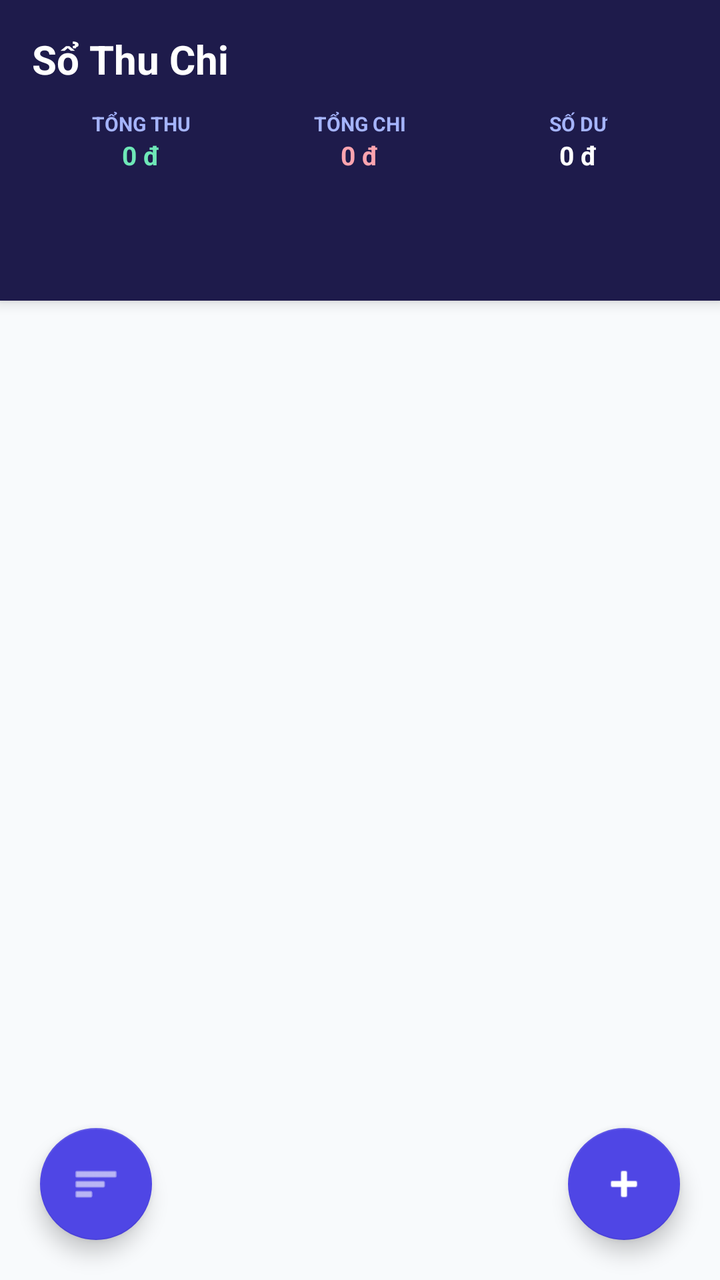
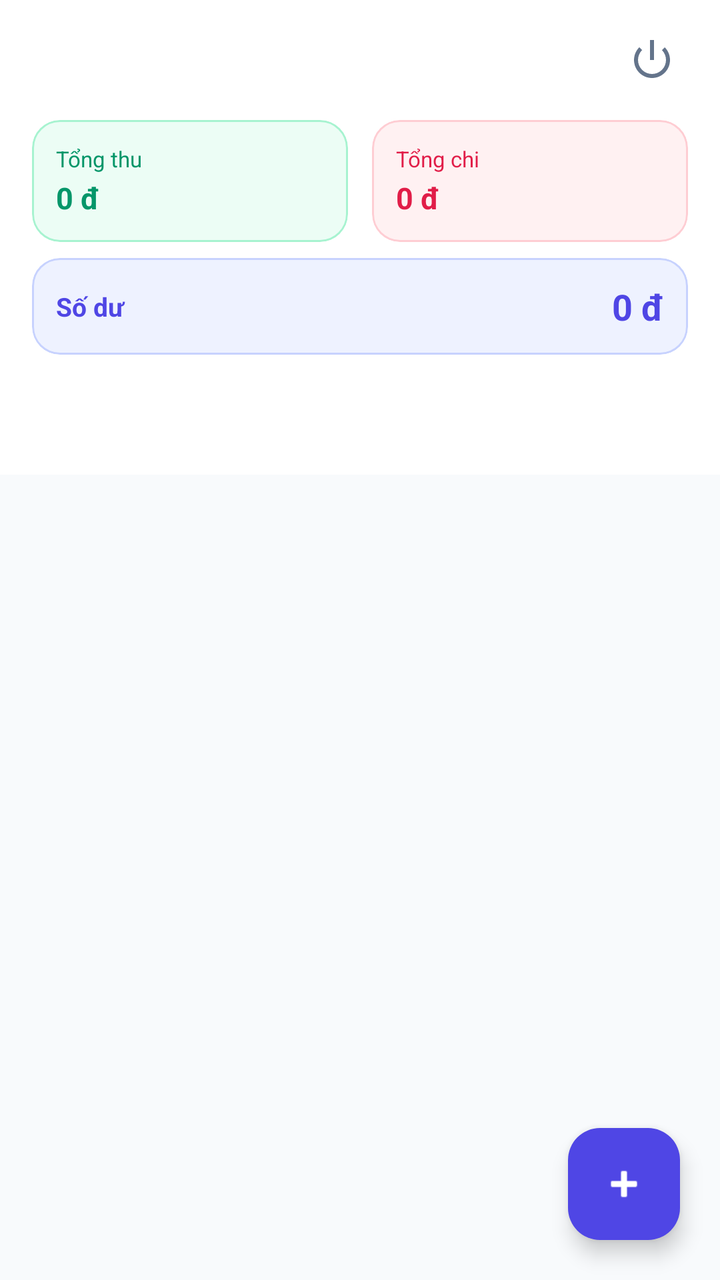

The first picture is an Android layout as it rendered before a commit; the second is the same layout after the commit. The layout source and the unified diff follow.
<!-- AndroidManifest.xml: application theme Theme.SoThuChi -->
<!-- res/layout/activity_main.xml -->
<?xml version="1.0" encoding="utf-8"?>
<androidx.coordinatorlayout.widget.CoordinatorLayout
    xmlns:android="http://schemas.android.com/apk/res/android"
    xmlns:app="http://schemas.android.com/apk/res-auto"
    android:layout_width="match_parent"
    android:layout_height="match_parent"
    android:background="#f8fafc">

    <com.google.android.material.appbar.AppBarLayout
        android:layout_width="match_parent"
        android:layout_height="wrap_content"
        android:background="#1e1b4b"
        android:theme="@style/ThemeOverlay.MaterialComponents.Dark.ActionBar">

        <LinearLayout
            android:layout_width="match_parent"
            android:layout_height="wrap_content"
            android:orientation="vertical"
            android:padding="16dp">

            <TextView
                android:layout_width="wrap_content"
                android:layout_height="wrap_content"
                android:text="Sổ Thu Chi"
                android:textColor="#ffffff"
                android:textSize="20sp"
                android:textStyle="bold" />

            <LinearLayout
                android:layout_width="match_parent"
                android:layout_height="wrap_content"
                android:layout_marginTop="12dp"
                android:orientation="horizontal"
                android:weightSum="3">

                <LinearLayout
                    android:layout_width="0dp"
                    android:layout_height="wrap_content"
                    android:layout_weight="1"
                    android:orientation="vertical"
                    android:gravity="center">
                    <TextView
                        android:layout_width="wrap_content"
                        android:layout_height="wrap_content"
                        android:text="TỔNG THU"
                        android:textColor="#a5b4fc"
                        android:textSize="10sp"
                        android:textStyle="bold" />
                    <TextView
                        android:id="@+id/tv_total_thu"
                        android:layout_width="wrap_content"
                        android:layout_height="wrap_content"
                        android:text="0 đ"
                        android:textColor="#6ee7b7"
                        android:textSize="13sp"
                        android:textStyle="bold"
                        android:maxLines="1"
                        android:ellipsize="end" />
                </LinearLayout>

                <LinearLayout
                    android:layout_width="0dp"
                    android:layout_height="wrap_content"
                    android:layout_weight="1"
                    android:orientation="vertical"
                    android:gravity="center">
                    <TextView
                        android:layout_width="wrap_content"
                        android:layout_height="wrap_content"
                        android:text="TỔNG CHI"
                        android:textColor="#a5b4fc"
                        android:textSize="10sp"
                        android:textStyle="bold" />
                    <TextView
                        android:id="@+id/tv_total_chi"
                        android:layout_width="wrap_content"
                        android:layout_height="wrap_content"
                        android:text="0 đ"
                        android:textColor="#fda4af"
                        android:textSize="13sp"
                        android:textStyle="bold"
                        android:maxLines="1"
                        android:ellipsize="end" />
                </LinearLayout>

                <LinearLayout
                    android:layout_width="0dp"
                    android:layout_height="wrap_content"
                    android:layout_weight="1"
                    android:orientation="vertical"
                    android:gravity="center">
                    <TextView
                        android:layout_width="wrap_content"
                        android:layout_height="wrap_content"
                        android:text="SỐ DƯ"
                        android:textColor="#a5b4fc"
                        android:textSize="10sp"
                        android:textStyle="bold" />
                    <TextView
                        android:id="@+id/tv_balance"
                        android:layout_width="wrap_content"
                        android:layout_height="wrap_content"
                        android:text="0 đ"
                        android:textColor="#ffffff"
                        android:textSize="13sp"
                        android:textStyle="bold"
                        android:maxLines="1"
                        android:ellipsize="end" />
                </LinearLayout>
            </LinearLayout>
        </LinearLayout>

        <com.google.android.material.tabs.TabLayout
            android:id="@+id/tab_layout"
            android:layout_width="match_parent"
            android:layout_height="wrap_content"
            android:background="#1e1b4b"
            app:tabTextColor="#a5b4fc"
            app:tabSelectedTextColor="#ffffff"
            app:tabIndicatorColor="#818cf8"
            app:tabMode="fixed"
            app:tabGravity="fill" />
    </com.google.android.material.appbar.AppBarLayout>

    <androidx.viewpager2.widget.ViewPager2
        android:id="@+id/view_pager"
        android:layout_width="match_parent"
        android:layout_height="match_parent"
        app:layout_behavior="@string/appbar_scrolling_view_behavior" />

    <com.google.android.material.floatingactionbutton.FloatingActionButton
        android:id="@+id/fab_chart"
        android:layout_width="wrap_content"
        android:layout_height="wrap_content"
        android:layout_gravity="bottom|start"
        android:layout_margin="20dp"
        android:src="@android:drawable/ic_menu_sort_by_size"
        android:contentDescription="Biểu đồ"
        app:backgroundTint="#4f46e5"
        app:tint="#ffffff" />

    <com.google.android.material.floatingactionbutton.FloatingActionButton
        android:id="@+id/fab_add"
        android:layout_width="wrap_content"
        android:layout_height="wrap_content"
        android:layout_gravity="bottom|end"
        android:layout_margin="20dp"
        android:src="@android:drawable/ic_input_add"
        android:contentDescription="Thêm"
        app:backgroundTint="#4f46e5"
        app:tint="#ffffff" />

</androidx.coordinatorlayout.widget.CoordinatorLayout>
<!-- resources referenced by this layout -->
<resources>
  <style name="Theme.SoThuChi" parent="Theme.MaterialComponents.DayNight.DarkActionBar">
          <item name="colorPrimary">#4f46e5</item>
          <item name="colorPrimaryVariant">#1e1b4b</item>
          <item name="colorOnPrimary">@android:color/white</item>
          <item name="colorSecondary">#059669</item>
          <item name="colorOnSecondary">@android:color/white</item>
          <item name="android:statusBarColor">#1e1b4b</item>
      </style>
</resources>

<!-- the commit's change to res/layout/activity_main.xml (unified diff, before → after) -->
@@ -4,150 +4,201 @@
     xmlns:app="http://schemas.android.com/apk/res-auto"
     android:layout_width="match_parent"
     android:layout_height="match_parent"
-    android:background="#f8fafc">
+    android:background="@color/bg_main">
 
     <com.google.android.material.appbar.AppBarLayout
         android:layout_width="match_parent"
         android:layout_height="wrap_content"
-        android:background="#1e1b4b"
-        android:theme="@style/ThemeOverlay.MaterialComponents.Dark.ActionBar">
+        android:background="@color/bg_header"
+        app:elevation="0dp">
 
         <LinearLayout
             android:layout_width="match_parent"
             android:layout_height="wrap_content"
             android:orientation="vertical"
-            android:padding="16dp">
-
-            <TextView
-                android:layout_width="wrap_content"
-                android:layout_height="wrap_content"
-                android:text="Sổ Thu Chi"
-                android:textColor="#ffffff"
-                android:textSize="20sp"
-                android:textStyle="bold" />
-
+            android:paddingHorizontal="16dp"
+            android:paddingTop="12dp"
+            android:paddingBottom="8dp">
+
+            
             <LinearLayout
                 android:layout_width="match_parent"
                 android:layout_height="wrap_content"
-                android:layout_marginTop="12dp"
                 android:orientation="horizontal"
-                android:weightSum="3">
+                android:gravity="center_vertical"
+                android:layout_marginBottom="12dp">
+
+                <TextView
+                    android:id="@+id/tvUserEmail"
+                    android:layout_width="0dp"
+                    android:layout_height="wrap_content"
+                    android:layout_weight="1"
+                    android:textSize="13sp"
+                    android:textColor="@color/text_secondary"
+                    android:maxLines="1"
+                    android:ellipsize="end" />
+
+                <ImageButton
+                    android:id="@+id/btnLogout"
+                    android:layout_width="36dp"
+                    android:layout_height="36dp"
+                    android:src="@android:drawable/ic_lock_power_off"
+                    android:background="?attr/selectableItemBackgroundBorderless"
+                    android:contentDescription="@string/logout"
+                    app:tint="@color/text_secondary" />
+            </LinearLayout>
+
+            
+            <LinearLayout
+                android:layout_width="match_parent"
+                android:layout_height="wrap_content"
+                android:orientation="horizontal"
+                android:layout_marginBottom="8dp">
+
+                <com.google.android.material.card.MaterialCardView
+                    android:layout_width="0dp"
+                    android:layout_height="wrap_content"
+                    android:layout_weight="1"
+                    app:cardCornerRadius="14dp"
+                    app:cardElevation="0dp"
+                    app:cardBackgroundColor="@color/income_bg"
+                    app:strokeWidth="1dp"
+                    app:strokeColor="#A7F3D0"
+                    android:layout_marginEnd="6dp">
+
+                    <LinearLayout
+                        android:layout_width="match_parent"
+                        android:layout_height="wrap_content"
+                        android:orientation="vertical"
+                        android:padding="12dp">
+
+                        <TextView
+                            android:layout_width="wrap_content"
+                            android:layout_height="wrap_content"
+                            android:text="@string/tong_thu"
+                            android:textSize="11sp"
+                            android:textColor="@color/income" />
+
+                        <TextView
+                            android:id="@+id/tvTotalIncome"
+                            android:layout_width="wrap_content"
+                            android:layout_height="wrap_content"
+                            android:text="0 đ"
+                            android:textSize="15sp"
+                            android:textStyle="bold"
+                            android:textColor="@color/income"
+                            android:layout_marginTop="2dp" />
+                    </LinearLayout>
+                </com.google.android.material.card.MaterialCardView>
+
+                <com.google.android.material.card.MaterialCardView
+                    android:layout_width="0dp"
+                    android:layout_height="wrap_content"
+                    android:layout_weight="1"
+                    app:cardCornerRadius="14dp"
+                    app:cardElevation="0dp"
+                    app:cardBackgroundColor="@color/expense_bg"
+                    app:strokeWidth="1dp"
+                    app:strokeColor="#FECDD3"
+                    android:layout_marginStart="6dp">
+
+                    <LinearLayout
+                        android:layout_width="match_parent"
+                        android:layout_height="wrap_content"
+                        android:orientation="vertical"
+                        android:padding="12dp">
+
+                        <TextView
+                            android:layout_width="wrap_content"
+                            android:layout_height="wrap_content"
+                            android:text="@string/tong_chi"
+                            android:textSize="11sp"
+                            android:textColor="@color/expense" />
+
+                        <TextView
+                            android:id="@+id/tvTotalExpense"
+                            android:layout_width="wrap_content"
+                            android:layout_height="wrap_content"
+                            android:text="0 đ"
+                            android:textSize="15sp"
+                            android:textStyle="bold"
+                            android:textColor="@color/expense"
+                            android:layout_marginTop="2dp" />
+                    </LinearLayout>
+                </com.google.android.material.card.MaterialCardView>
+            </LinearLayout>
+
+            
+            <com.google.android.material.card.MaterialCardView
+                android:layout_width="match_parent"
+                android:layout_height="wrap_content"
+                app:cardCornerRadius="14dp"
+                app:cardElevation="0dp"
+                app:cardBackgroundColor="@color/primary_light"
+                app:strokeWidth="1dp"
+                app:strokeColor="#C7D2FE"
+                android:layout_marginBottom="4dp">
 
                 <LinearLayout
-                    android:layout_width="0dp"
-                    android:layout_height="wrap_content"
-                    android:layout_weight="1"
-                    android:orientation="vertical"
-                    android:gravity="center">
+                    android:layout_width="match_parent"
+                    android:layout_height="wrap_content"
+                    android:orientation="horizontal"
+                    android:gravity="center_vertical"
+                    android:padding="12dp">
+
                     <TextView
-                        android:layout_width="wrap_content"
-                        android:layout_height="wrap_content"
-                        android:text="TỔNG THU"
-                        android:textColor="#a5b4fc"
-                        android:textSize="10sp"
-                        android:textStyle="bold" />
-                    <TextView
-                        android:id="@+id/tv_total_thu"
-                        android:layout_width="wrap_content"
-                        android:layout_height="wrap_content"
-                        android:text="0 đ"
-                        android:textColor="#6ee7b7"
+                        android:layout_width="0dp"
+                        android:layout_height="wrap_content"
+                        android:layout_weight="1"
+                        android:text="@string/so_du"
                         android:textSize="13sp"
                         android:textStyle="bold"
-                        android:maxLines="1"
-                        android:ellipsize="end" />
+                        android:textColor="@color/primary" />
+
+                    <TextView
+                        android:id="@+id/tvBalance"
+                        android:layout_width="wrap_content"
+                        android:layout_height="wrap_content"
+                        android:text="0 đ"
+                        android:textSize="18sp"
+                        android:textStyle="bold"
+                        android:textColor="@color/primary" />
                 </LinearLayout>
-
-                <LinearLayout
-                    android:layout_width="0dp"
-                    android:layout_height="wrap_content"
-                    android:layout_weight="1"
-                    android:orientation="vertical"
-                    android:gravity="center">
-                    <TextView
-                        android:layout_width="wrap_content"
-                        android:layout_height="wrap_content"
-                        android:text="TỔNG CHI"
-                        android:textColor="#a5b4fc"
-                        android:textSize="10sp"
-                        android:textStyle="bold" />
-                    <TextView
-                        android:id="@+id/tv_total_chi"
-                        android:layout_width="wrap_content"
-                        android:layout_height="wrap_content"
-                        android:text="0 đ"
-                        android:textColor="#fda4af"
-                        android:textSize="13sp"
-                        android:textStyle="bold"
-                        android:maxLines="1"
-                        android:ellipsize="end" />
-                </LinearLayout>
-
-                <LinearLayout
-                    android:layout_width="0dp"
-                    android:layout_height="wrap_content"
-                    android:layout_weight="1"
-                    android:orientation="vertical"
-                    android:gravity="center">
-                    <TextView
-                        android:layout_width="wrap_content"
-                        android:layout_height="wrap_content"
-                        android:text="SỐ DƯ"
-                        android:textColor="#a5b4fc"
-                        android:textSize="10sp"
-                        android:textStyle="bold" />
-                    <TextView
-                        android:id="@+id/tv_balance"
-                        android:layout_width="wrap_content"
-                        android:layout_height="wrap_content"
-                        android:text="0 đ"
-                        android:textColor="#ffffff"
-                        android:textSize="13sp"
-                        android:textStyle="bold"
-                        android:maxLines="1"
-                        android:ellipsize="end" />
-                </LinearLayout>
-            </LinearLayout>
+            </com.google.android.material.card.MaterialCardView>
+
         </LinearLayout>
 
         <com.google.android.material.tabs.TabLayout
-            android:id="@+id/tab_layout"
+            android:id="@+id/tabLayout"
             android:layout_width="match_parent"
-            android:layout_height="wrap_content"
-            android:background="#1e1b4b"
-            app:tabTextColor="#a5b4fc"
-            app:tabSelectedTextColor="#ffffff"
-            app:tabIndicatorColor="#818cf8"
+            android:layout_height="48dp"
+            android:background="@color/bg_header"
             app:tabMode="fixed"
-            app:tabGravity="fill" />
+            app:tabGravity="fill"
+            app:tabIndicatorColor="@color/primary"
+            app:tabSelectedTextColor="@color/primary"
+            app:tabTextColor="@color/text_secondary"
+            app:tabIndicatorFullWidth="false"
+            app:tabIndicatorHeight="3dp" />
+
     </com.google.android.material.appbar.AppBarLayout>
 
     <androidx.viewpager2.widget.ViewPager2
-        android:id="@+id/view_pager"
+        android:id="@+id/viewPager"
         android:layout_width="match_parent"
         android:layout_height="match_parent"
         app:layout_behavior="@string/appbar_scrolling_view_behavior" />
 
     <com.google.android.material.floatingactionbutton.FloatingActionButton
-        android:id="@+id/fab_chart"
-        android:layout_width="wrap_content"
-        android:layout_height="wrap_content"
-        android:layout_gravity="bottom|start"
-        android:layout_margin="20dp"
-        android:src="@android:drawable/ic_menu_sort_by_size"
-        android:contentDescription="Biểu đồ"
-        app:backgroundTint="#4f46e5"
-        app:tint="#ffffff" />
-
-    <com.google.android.material.floatingactionbutton.FloatingActionButton
-        android:id="@+id/fab_add"
+        android:id="@+id/fabAdd"
         android:layout_width="wrap_content"
         android:layout_height="wrap_content"
         android:layout_gravity="bottom|end"
         android:layout_margin="20dp"
         android:src="@android:drawable/ic_input_add"
-        android:contentDescription="Thêm"
-        app:backgroundTint="#4f46e5"
-        app:tint="#ffffff" />
+        android:contentDescription="@string/them"
+        app:backgroundTint="@color/primary"
+        app:tint="@color/white"
+        app:elevation="6dp" />
 
 </androidx.coordinatorlayout.widget.CoordinatorLayout>
<!-- resource entries referenced after the edit -->
@@ -1,12 +1,33 @@
 <!-- resources referenced by this layout -->
 <resources>
-  <style name="Theme.SoThuChi" parent="Theme.MaterialComponents.DayNight.DarkActionBar">
-          <item name="colorPrimary">#4f46e5</item>
-          <item name="colorPrimaryVariant">#1e1b4b</item>
-          <item name="colorOnPrimary">@android:color/white</item>
-          <item name="colorSecondary">#059669</item>
-          <item name="colorOnSecondary">@android:color/white</item>
-          <item name="android:statusBarColor">#1e1b4b</item>
+  <color name="bg_header">#FFFFFF</color>
+  <color name="bg_main">#F8FAFC</color>
+  <color name="expense">#E11D48</color>
+  <color name="expense_bg">#FFF1F2</color>
+  <color name="income">#059669</color>
+  <color name="income_bg">#ECFDF5</color>
+  <color name="primary">#4F46E5</color>
+  <color name="primary_light">#EEF2FF</color>
+  <color name="text_secondary">#64748B</color>
+  <color name="white">#FFFFFF</color>
+  <string name="logout">Đăng xuất</string>
+  <string name="so_du">Số dư</string>
+  <string name="them">Thêm</string>
+  <string name="tong_chi">Tổng chi</string>
+  <string name="tong_thu">Tổng thu</string>
+  <style name="Theme.SoThuChi" parent="Theme.Material3.Light.NoActionBar">
+          <item name="colorPrimary">@color/primary</item>
+          <item name="colorPrimaryDark">@color/primary_dark</item>
+          <item name="colorAccent">@color/accent</item>
+          <item name="android:statusBarColor">@color/bg_main</item>
+          <item name="android:windowLightStatusBar">true</item>
+          <item name="android:navigationBarColor">@color/bg_main</item>
+          <item name="android:windowBackground">@color/bg_main</item>
+          <item name="android:textColorPrimary">@color/text_primary</item>
+          <item name="android:textColorSecondary">@color/text_secondary</item>
       </style>
+  <color name="primary_dark">#3730A3</color>
+  <color name="accent">#10B981</color>
+  <color name="text_primary">#0F172A</color>
 </resources>
 
